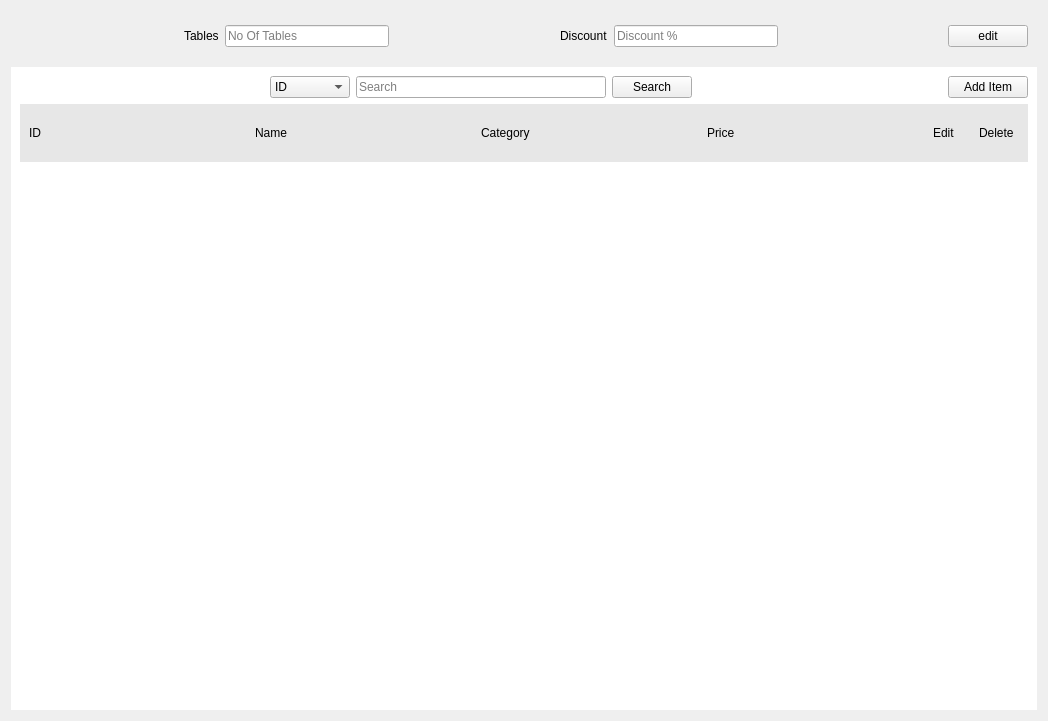
Old version of the form ui/menu/adminwidget.ui in the repository Anmol-A-jain/Dyner.
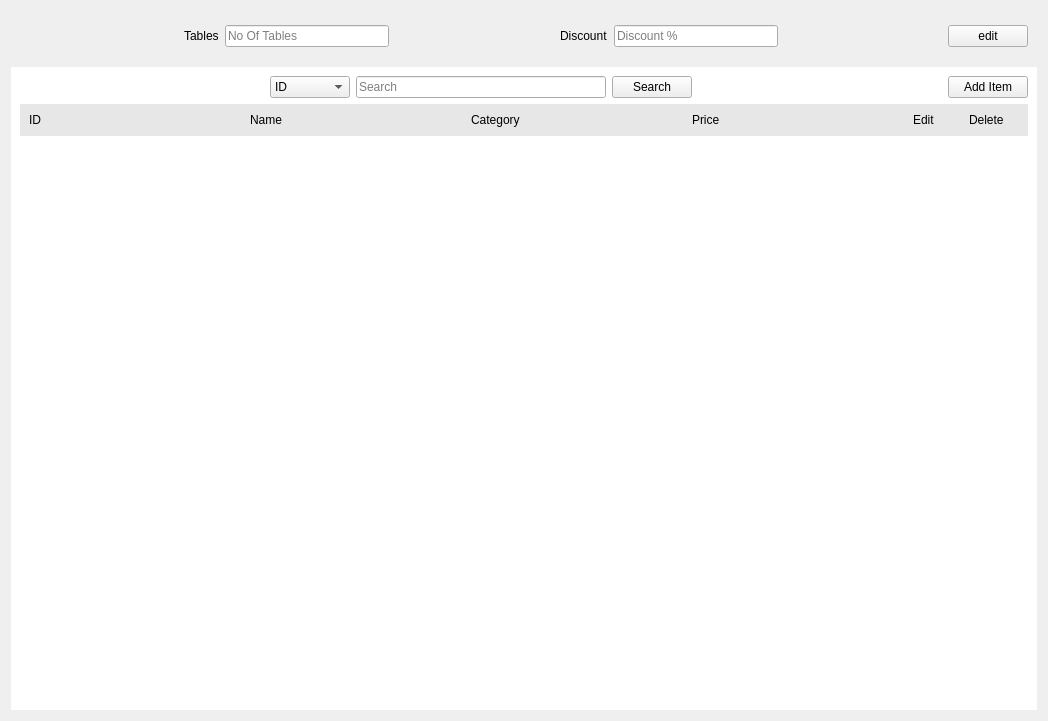
New version of the form.

What changed in the file:
```diff
--- a/ui/menu/adminwidget.ui
+++ b/ui/menu/adminwidget.ui
@@ -249,14 +249,14 @@
             <widget class="QLabel" name="label_edit">
              <property name="minimumSize">
               <size>
-               <width>40</width>
-               <height>40</height>
+               <width>0</width>
+               <height>0</height>
               </size>
              </property>
              <property name="maximumSize">
               <size>
-               <width>40</width>
-               <height>40</height>
+               <width>50</width>
+               <height>16777215</height>
               </size>
              </property>
              <property name="text">
@@ -268,14 +268,14 @@
             <widget class="QLabel" name="label_delete">
              <property name="minimumSize">
               <size>
-               <width>40</width>
-               <height>40</height>
+               <width>0</width>
+               <height>0</height>
               </size>
              </property>
              <property name="maximumSize">
               <size>
-               <width>40</width>
-               <height>40</height>
+               <width>50</width>
+               <height>16777215</height>
               </size>
              </property>
              <property name="text">
```
Left out of the diff: 2 changed lines with no effect on the pictures.
